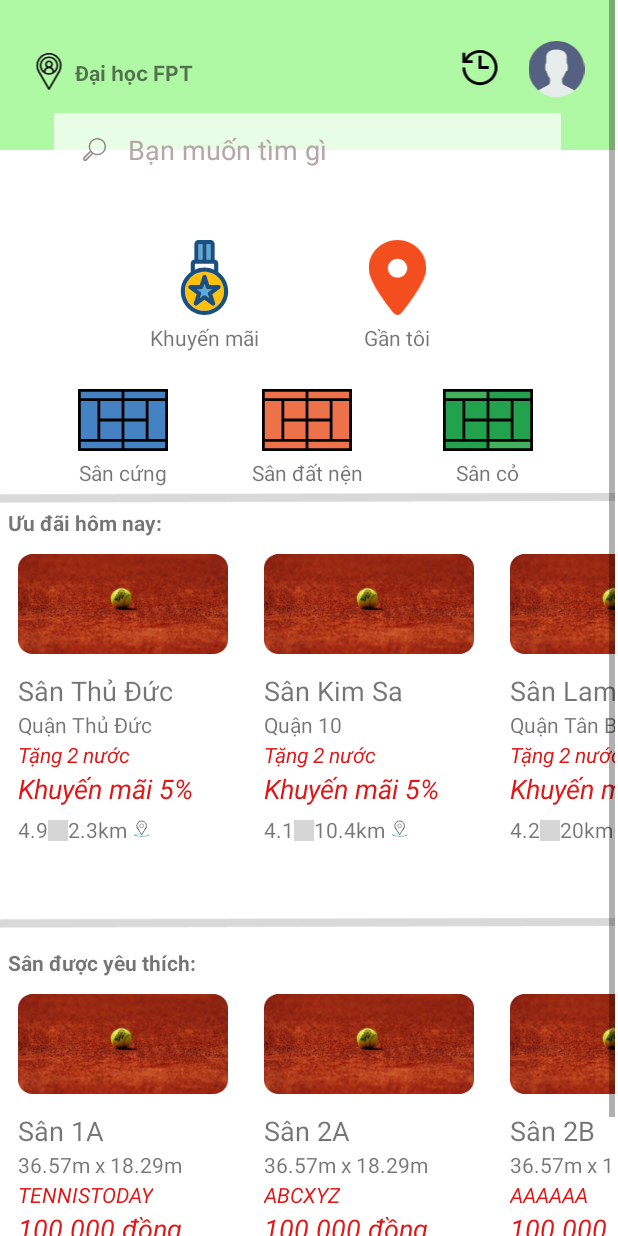
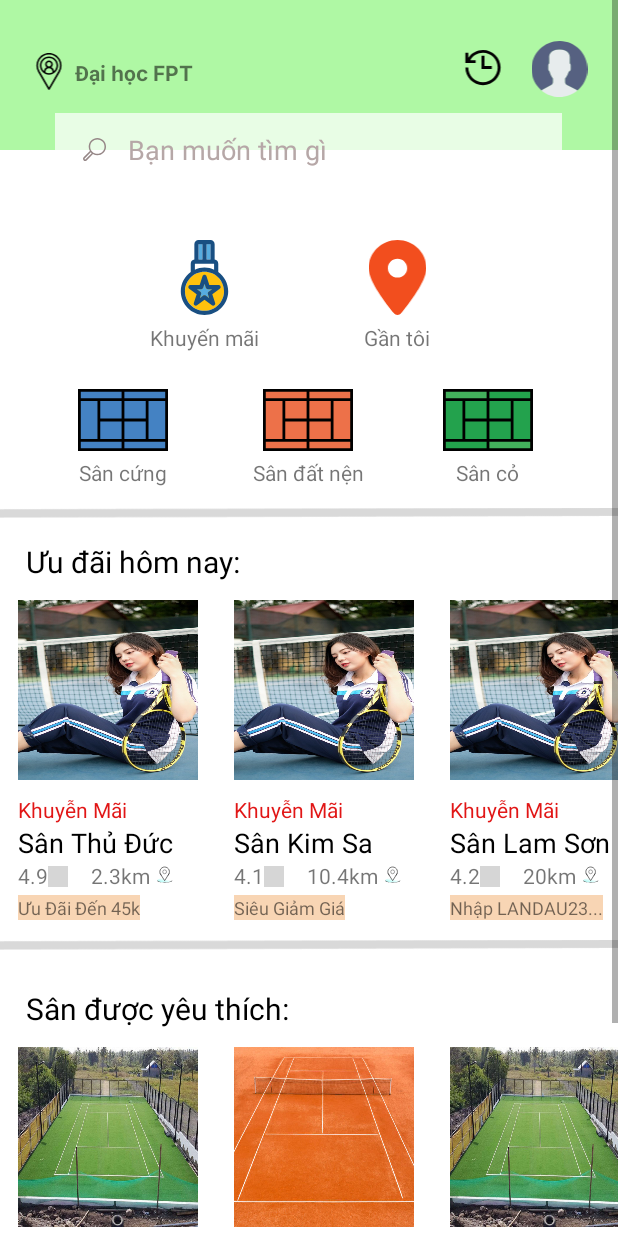
Before and after one commit to son-nct/tennis-booking-app, an Android app: the HomeActivity screen opened directly, with no data from a screen before it, on a phone screen of 412 x 824 dp. Run offline under Robolectric (Android 15) with nearby library versions, the phone set to English and light mode, and no system bars; Roboto replaces fonts that are not available here; grey boxes are pictures that could not be loaded.

Commit message:
[SonNCT] fix ui home page
fix lòi lz

```diff
--- /dev/null
+++ b/app/src/main/java/com/example/tennis_booking_app/Court.java
@@ -0,0 +1,65 @@
+package com.example.tennis_booking_app;
+
+import java.io.Serializable;
+
+public class Court implements Serializable {
+    private String name ,address ,width, height, price;
+    private int imgCourt;
+
+    public Court(String name, String address, String width, String height, String price, int imgCourt) {
+        this.name = name;
+        this.address = address;
+        this.width = width;
+        this.height = height;
+        this.price = price;
+        this.imgCourt = imgCourt;
+    }
+
+    public String getName() {
+        return name;
+    }
+
+    public void setName(String name) {
+        this.name = name;
+    }
+
+    public String getAddress() {
+        return address;
+    }
+
+    public void setAddress(String address) {
+        this.address = address;
+    }
+
+    public String getWidth() {
+        return width;
+    }
+
+    public void setWidth(String width) {
+        this.width = width;
+    }
+
+    public String getHeight() {
+        return height;
+    }
+
+    public void setHeight(String height) {
+        this.height = height;
+    }
+
+    public String getPrice() {
+        return price;
+    }
+
+    public void setPrice(String price) {
+        this.price = price;
+    }
+
+    public int getImgCourt() {
+        return imgCourt;
+    }
+
+    public void setImgCourt(int imgCourt) {
+        this.imgCourt = imgCourt;
+    }
+}
--- /dev/null
+++ b/app/src/main/java/com/example/tennis_booking_app/CourtFavouriteAdapter.java
@@ -0,0 +1,81 @@
+package com.example.tennis_booking_app;
+
+import android.content.Context;
+import android.content.Intent;
+import android.view.LayoutInflater;
+import android.view.View;
+import android.view.ViewGroup;
+import android.widget.ImageView;
+import android.widget.LinearLayout;
+import android.widget.RelativeLayout;
+import android.widget.TextView;
+
+import androidx.annotation.NonNull;
+import androidx.recyclerview.widget.RecyclerView;
+
+import java.io.Serializable;
+import java.util.ArrayList;
+import java.util.List;
+
+public class CourtFavouriteAdapter extends RecyclerView.Adapter<CourtFavouriteAdapter.MyViewHolder> {
+    private List<Court> arrCourtFav;
+    Context context;
+
+    public class MyViewHolder extends RecyclerView.ViewHolder {
+        ImageView imgCourt;
+        TextView txtCourtName, txtAddress, txtSize, txtPrice;
+        LinearLayout courtContainer;
+
+        public MyViewHolder(@NonNull View itemView) {
+            super(itemView);
+            imgCourt = itemView.findViewById(R.id.imgCourtFav);
+            txtCourtName = itemView.findViewById(R.id.txtCourtName);
+            txtAddress = itemView.findViewById(R.id.txtAddress);
+            txtSize = itemView.findViewById(R.id.txtSize);
+            txtPrice = itemView.findViewById(R.id.txtCourtPrice);
+            courtContainer = itemView.findViewById(R.id.courtContainer);
+        }
+    }
+
+    public CourtFavouriteAdapter(Context context, List<Court> arrCourtFav) {
+        this.arrCourtFav = arrCourtFav;
+        this.context = context;
+    }
+
+    @NonNull
+    @Override
+    public MyViewHolder onCreateViewHolder(@NonNull ViewGroup parent, int viewType) {
+        Context context = parent.getContext();
+        LayoutInflater layoutInflater = LayoutInflater.from(context);
+        View view = layoutInflater.inflate(R.layout.list_court_favourite, parent, false);
+        MyViewHolder myViewHolder = new MyViewHolder(view);
+        return myViewHolder;
+    }
+
+    @Override
+    public void onBindViewHolder(@NonNull MyViewHolder holder, int position) {
+        Court court_fav = arrCourtFav.get(position);
+        holder.imgCourt.setImageResource(court_fav.getImgCourt());
+        holder.txtCourtName.setText(court_fav.getName());
+        holder.txtAddress.setText(court_fav.getAddress());
+        holder.txtSize.setText(court_fav.getWidth()+ "m" + " x " + court_fav.getHeight()+ "m" );
+        holder.txtPrice.setText(court_fav.getPrice());
+
+
+//
+//        holder.rvSan.setOnClickListener(new View.OnClickListener() {
+//            @Override
+//            public void onClick(View v) {
+//                Intent intent=new Intent(context, YardDetail.class);
+//                intent.putExtra("sandetail", (Serializable) sanKM);
+//                context.startActivity(intent);
+//            }
+//        });
+    }
+
+    @Override
+    public int getItemCount() {
+        return arrCourtFav.size();
+    }
+
+}
--- a/app/src/main/java/com/example/tennis_booking_app/HomeActivity.java
+++ b/app/src/main/java/com/example/tennis_booking_app/HomeActivity.java
@@ -24,10 +24,12 @@ import java.util.List;
 public class HomeActivity extends AppCompatActivity {
     ImageView imgPromo;
     ImageView imgSearchBar, imgHard, imgClay, imgGrass, imgUser, imgHistory, imgNearMe;
-    List<SanKM> arrSanPromo, arrLovedCourt;
+    List<SanKM> arrSanPromo;
+    List<Court> arrCourtFav;
     Adapter sanAdapter;
     HorizontalAdapter horizontalAdapter, horizontalAdapterLoved;
-    RecyclerView viewPromo, viewLoved;
+    CourtFavouriteAdapter courtFavouriteAdapter;
+    RecyclerView viewPromo, viewFavCourt;
 
     @Override
     protected void onCreate(Bundle savedInstanceState) {
@@ -44,25 +46,27 @@ public class HomeActivity extends AppCompatActivity {
         imgNearMe = (ImageView) findViewById(R.id.imgLocation);
 
         viewPromo = (RecyclerView) findViewById(R.id.viewPromo);
-        viewLoved = (RecyclerView) findViewById(R.id.viewLovedCourt);
+        viewFavCourt = (RecyclerView) findViewById(R.id.viewFavCourt);
         arrSanPromo = new ArrayList<>();
-        arrLovedCourt = new ArrayList<>();
+        arrCourtFav = new ArrayList<>();
         horizontalAdapter = new HorizontalAdapter(this, arrSanPromo);
-        horizontalAdapterLoved = new HorizontalAdapter(this, arrLovedCourt);
+        courtFavouriteAdapter = new CourtFavouriteAdapter(this, arrCourtFav);
+
         LinearLayoutManager mLayoutManager = new LinearLayoutManager(getApplicationContext());
-        LinearLayoutManager mLayoutLoved = new LinearLayoutManager(getApplicationContext());
+        LinearLayoutManager mLayoutFavourite = new LinearLayoutManager(getApplicationContext());
         mLayoutManager.setOrientation(LinearLayoutManager.HORIZONTAL);
-        mLayoutLoved.setOrientation(LinearLayoutManager.HORIZONTAL);
+        mLayoutFavourite.setOrientation(LinearLayoutManager.HORIZONTAL);
+
         viewPromo.setLayoutManager(mLayoutManager);
         viewPromo.setItemAnimator(new DefaultItemAnimator());
         viewPromo.setAdapter(horizontalAdapter);
 
-        viewLoved.setLayoutManager(mLayoutLoved);
-        viewLoved.setItemAnimator(new DefaultItemAnimator());
-        viewLoved.setAdapter(horizontalAdapterLoved);
+        viewFavCourt.setLayoutManager(mLayoutFavourite);
+        viewFavCourt.setItemAnimator(new DefaultItemAnimator());
+        viewFavCourt.setAdapter(courtFavouriteAdapter);
 
         initData();
-        initDataLoved();
+        initCourtFavourite();
 
         if (Build.VERSION.SDK_INT >= Build.VERSION_CODES.LOLLIPOP) {
             getWindow().setStatusBarColor(Color.parseColor("#AFF8A3"));
@@ -137,27 +141,25 @@ public class HomeActivity extends AppCompatActivity {
         });
     }
 
-    private void AnhXa(){
+    private void AnhXa() {
     }
 
-    private void initData(){
-        arrSanPromo.add(new SanKM("Sân Thủ Đức", "Quận Thủ Đức", "Khuyến mãi 5%", "Tặng 2 nước",  R.drawable.san1a, "4.9", "2.3km"));
-        arrSanPromo.add(new SanKM("Sân Kim Sa", "Quận 10", "Khuyến mãi 5%","Tặng 2 nước", R.drawable.san1a, "4.1", "10.4km"));
-        arrSanPromo.add(new SanKM("Sân Lam Sơn", "Quận Tân Bình", "Khuyến mãi 5%", "Tặng 2 nước",R.drawable.san1a, "4.2", "20km"));
-        arrSanPromo.add(new SanKM("Sân Hoàng Sa", "Quận 5", "Khuyến mãi 5%","Tặng 2 nước", R.drawable.san1a, "4.9", "12km"));
-        arrSanPromo.add(new SanKM("Sân Trường Sa", "Quận 5","Khuyến mãi 5%", "Tặng 2 nước",R.drawable.san1a, "5", "12.8km"));
-        arrSanPromo.add(new SanKM("Sân Quận 7", "Quận 7","Khuyến mãi 5%","Tặng 2 nước", R.drawable.san1a, "5", "9.6km"));
+    private void initData() {
+        arrSanPromo.add(new SanKM("Sân Thủ Đức", "Ưu Đãi Đến 45k", "", "Khuyễn Mãi", R.drawable.store_img, "4.9", "2.3km"));
+        arrSanPromo.add(new SanKM("Sân Kim Sa", "Siêu Giảm Giá", "", "Khuyễn Mãi", R.drawable.store_img, "4.1", "10.4km"));
+        arrSanPromo.add(new SanKM("Sân Lam Sơn", "Nhập LANDAU23...", "", "Khuyễn Mãi", R.drawable.store_img, "4.2", "20km"));
+        arrSanPromo.add(new SanKM("Sân Hoàng Sa", "Quận 5", "", "Khuyễn Mãi", R.drawable.store_img, "4.9", "12km"));
+        arrSanPromo.add(new SanKM("Sân Trường Sa", "Quận 5", "", "Khuyễn Mãi", R.drawable.store_img, "5", "12.8km"));
+        arrSanPromo.add(new SanKM("Sân Quận 7", "Quận 7", "", "Khuyễn Mãi", R.drawable.store_img, "5", "9.6km"));
         horizontalAdapter.notifyDataSetChanged();
     }
 
-    private void initDataLoved(){
-        arrLovedCourt.add(new SanKM("Sân 1A", "36.57m x 18.29m", "100.000 đồng", "TENNISTODAY", R.drawable.san1a, "4.9","4.3km"));
-        arrLovedCourt.add(new SanKM("Sân 2A", "36.57m x 18.29m", "100.000 đồng", "ABCXYZ", R.drawable.san1a, "5", "4.3km"));
-        arrLovedCourt.add(new SanKM("Sân 2B", "36.57m x 18.29m", "100.000 đồng", "AAAAAA", R.drawable.san1a, "5", "4.3km"));
-        arrLovedCourt.add(new SanKM("Sân 3C", "36.57m x 18.29m", "100.000 đồng", "XXXXXXX", R.drawable.san1a, "5", "4.3km"));
-        arrLovedCourt.add(new SanKM("Sân 2C", "36.57m x 18.29m", "100.000 đồng", "ZZZZZ", R.drawable.san1a, "5", "4.3km"));
-        arrLovedCourt.add(new SanKM("Sân 4", "36.57m x 18.29m", "100.000 đồng", "DAASDASDAD", R.drawable.san1a, "5", "4.3km"));
-        horizontalAdapterLoved.notifyDataSetChanged();
+    private void initCourtFavourite() {
+        arrCourtFav.add(new Court("Sân Cỏ 1A Hoàng Minh", "Hoàng Minh Tennis", "40", "20", "150.000 ~ 200.000đ", R.drawable.tennis_grass));
+        arrCourtFav.add(new Court("Sân Đất Nện Thủ Đức", "Thủ Đức Tennis", "36.57", "18.29", "200.000 ~ 350.000đ", R.drawable.tennis_clay));
+        arrCourtFav.add(new Court("Sân Cỏ Hoàng Diệu", "Đại Học Ngân Hàng Tennis", "34.75", "17.07", "80.000 ~ 180.000đ", R.drawable.tennis_grass));
+        arrCourtFav.add(new Court("Sân Cỏ Chuẩn Thi Đấu", "FPT Tennis", "36.57", "18.29", "150.000 ~ 300.000đ", R.drawable.tennis_clay));
+        courtFavouriteAdapter.notifyDataSetChanged();
     }
 
 
--- a/app/src/main/java/com/example/tennis_booking_app/HorizontalAdapter.java
+++ b/app/src/main/java/com/example/tennis_booking_app/HorizontalAdapter.java
@@ -24,7 +24,7 @@ public class HorizontalAdapter extends RecyclerView.Adapter<HorizontalAdapter.My
     public class MyViewHolder extends RecyclerView.ViewHolder {
         ImageView imgHinh;
         TextView txtTenSanPromo, txtDienTichPromo, txtPromoCode, txtGiaPromo, txtRating, txtKhoangCach;
-        RelativeLayout rvSan;
+        LinearLayout rvSan;
         LinearLayout loRatingDistance;
 
         public MyViewHolder(@NonNull View itemView) {
--- a/app/src/main/res/layout/activity_home.xml
+++ b/app/src/main/res/layout/activity_home.xml
@@ -2,7 +2,7 @@
 <RelativeLayout xmlns:android="http://schemas.android.com/apk/res/android"
     xmlns:app="http://schemas.android.com/apk/res-auto"
     xmlns:tools="http://schemas.android.com/tools"
-    android:layout_width="410dp"
+    android:layout_width="match_parent"
     android:layout_height="match_parent"
     tools:context=".HomeActivity">
 
@@ -112,9 +112,9 @@
 
                     <RelativeLayout
                         android:layout_width="wrap_content"
+                        android:layout_height="wrap_content"
                         android:layout_marginLeft="100dp"
-                        android:layout_marginTop="10dp"
-                        android:layout_height="wrap_content">
+                        android:layout_marginTop="10dp">
 
                         <ImageView
                             android:id="@+id/imgPromo"
@@ -133,15 +133,15 @@
 
                     <RelativeLayout
                         android:layout_width="wrap_content"
+                        android:layout_height="wrap_content"
                         android:layout_marginLeft="240dp"
-                        android:layout_marginTop="10dp"
-                        android:layout_height="wrap_content">
+                        android:layout_marginTop="10dp">
 
                         <ImageView
                             android:id="@+id/imgLocation"
                             android:layout_width="50dp"
+                            android:layout_height="50dp"
                             android:layout_centerHorizontal="true"
-                            android:layout_height="50dp"
                             app:srcCompat="@drawable/ic_location_red" />
 
                         <TextView
@@ -229,39 +229,43 @@
             <ImageView
                 android:layout_width="wrap_content"
                 android:layout_height="wrap_content"
+                android:layout_marginTop="10dp"
                 app:srcCompat="@drawable/line" />
+
 
             <LinearLayout
                 android:id="@+id/linearView"
                 android:layout_width="match_parent"
-                android:layout_height="280dp"
+                android:layout_height="wrap_content"
                 android:orientation="vertical">
 
                 <TextView
                     android:layout_width="wrap_content"
                     android:layout_height="wrap_content"
                     android:layout_marginLeft="5dp"
+                    android:padding="12dp"
                     android:text="Ưu đãi hôm nay:"
-                    android:textSize="14dp"
-                    android:textStyle="bold" />
+                    android:textColor="@color/black"
+                    android:textSize="20dp"
+                    android:textStyle="normal" />
 
                 <androidx.recyclerview.widget.RecyclerView
                     android:id="@+id/viewPromo"
                     android:layout_width="match_parent"
-                    android:layout_height="230dp" />
+                    android:layout_height="wrap_content" />
 
             </LinearLayout>
 
             <ImageView
-                android:layout_marginTop="-10dp"
                 android:layout_width="wrap_content"
                 android:layout_height="wrap_content"
+                android:layout_marginTop="10dp"
                 app:srcCompat="@drawable/line" />
 
             <LinearLayout
                 android:id="@+id/linear1"
                 android:layout_width="match_parent"
-                android:layout_height="280dp"
+                android:layout_height="wrap_content"
                 android:layout_marginTop="10dp"
                 android:orientation="vertical">
 
@@ -269,14 +273,17 @@
                     android:layout_width="wrap_content"
                     android:layout_height="wrap_content"
                     android:layout_marginLeft="5dp"
+                    android:padding="12dp"
                     android:text="Sân được yêu thích:"
-                    android:textSize="14dp"
-                    android:textStyle="bold" />
+                    android:textColor="@color/black"
+                    android:textSize="20dp"
+                    android:textStyle="normal" />
 
                 <androidx.recyclerview.widget.RecyclerView
-                    android:id="@+id/viewLovedCourt"
+                    android:id="@+id/viewFavCourt"
                     android:layout_width="match_parent"
-                    android:layout_height="280dp" />
+                    android:layout_height="280dp"
+                    android:layout_marginBottom="18dp" />
 
             </LinearLayout>
         </LinearLayout>
--- /dev/null
+++ b/app/src/main/res/layout/list_court_favourite.xml
@@ -0,0 +1,78 @@
+<?xml version="1.0" encoding="utf-8"?>
+<LinearLayout xmlns:android="http://schemas.android.com/apk/res/android"
+    xmlns:app="http://schemas.android.com/apk/res-auto"
+    android:id="@+id/courtContainer"
+    android:layout_width="wrap_content"
+    android:layout_height="wrap_content"
+    android:fitsSystemWindows="true"
+    android:orientation="vertical"
+    android:paddingLeft="12dp"
+    android:paddingRight="12dp">
+
+
+    <!--    <ImageView-->
+    <!--        android:id="@+id/imgHinhPromo"-->
+    <!--        android:layout_width="140dp"-->
+    <!--        app:srcCompat="@drawable/san1a"-->
+    <!--        android:layout_marginTop="-25dp"-->
+    <!--        android:layout_height="140dp" />-->
+
+    <LinearLayout
+        android:layout_width="wrap_content"
+        android:layout_height="wrap_content"
+        android:layout_marginBottom="10dp">
+
+        <ImageView
+            android:id="@+id/imgCourtFav"
+            android:layout_width="120dp"
+            android:layout_height="120dp"
+            android:scaleType="fitXY"
+            android:src="@drawable/store_img" />
+    </LinearLayout>
+
+
+    <LinearLayout
+        android:layout_width="match_parent"
+        android:layout_height="100dp"
+        android:orientation="vertical">
+
+
+        <TextView
+            android:id="@+id/txtCourtName"
+            android:layout_width="wrap_content"
+            android:layout_height="wrap_content"
+            android:text="Tên sân nè"
+            android:textColor="@color/black"
+            android:textSize="18dp" />
+
+        <TextView
+            android:id="@+id/txtAddress"
+            android:layout_width="wrap_content"
+            android:layout_height="wrap_content"
+            android:ellipsize="end"
+            android:maxLines="1"
+            android:text="Địa chỉ" />
+
+        <TextView
+            android:id="@+id/txtSize"
+            android:layout_width="wrap_content"
+            android:layout_height="wrap_content"
+            android:layout_marginTop="2dp"
+            android:text="Diện tích"
+            android:textSize="10dp" />
+
+        <TextView
+            android:id="@+id/txtCourtPrice"
+            android:layout_marginTop="1dp"
+            android:layout_width="wrap_content"
+            android:layout_height="wrap_content"
+            android:text="giá tiền"
+            android:textColor="@color/black"
+            android:textSize="13dp"
+            android:textStyle="bold" />
+
+
+    </LinearLayout>
+
+
+</LinearLayout>
--- a/app/src/main/res/layout/list_court_horizontal.xml
+++ b/app/src/main/res/layout/list_court_horizontal.xml
@@ -1,63 +1,70 @@
 <?xml version="1.0" encoding="utf-8"?>
-<RelativeLayout xmlns:android="http://schemas.android.com/apk/res/android"
+<LinearLayout xmlns:android="http://schemas.android.com/apk/res/android"
     xmlns:app="http://schemas.android.com/apk/res-auto"
     android:id="@+id/rvSan"
     android:layout_width="wrap_content"
-    android:layout_height="240dp"
+    android:layout_height="wrap_content"
+    android:fitsSystemWindows="true"
+    android:orientation="vertical"
     android:paddingLeft="12dp"
     android:paddingRight="12dp">
 
 
+    <!--    <ImageView-->
+    <!--        android:id="@+id/imgHinhPromo"-->
+    <!--        android:layout_width="140dp"-->
+    <!--        app:srcCompat="@drawable/san1a"-->
+    <!--        android:layout_marginTop="-25dp"-->
+    <!--        android:layout_height="140dp" />-->
+
+    <LinearLayout
+        android:layout_width="wrap_content"
+        android:layout_height="wrap_content"
+        android:layout_marginBottom="10dp">
+
         <ImageView
             android:id="@+id/imgHinhPromo"
-        android:layout_width="140dp"
-        app:srcCompat="@drawable/san1a"
-        android:layout_marginTop="-25dp"
-        android:layout_height="140dp" />
+            android:layout_width="120dp"
+            android:layout_height="120dp"
+            android:scaleType="fitXY"
+            android:src="@drawable/store_img" />
+    </LinearLayout>
+
+
+    <LinearLayout
+        android:layout_width="match_parent"
+        android:layout_height="wrap_content"
+        android:orientation="vertical">
+
+        <TextView
+            android:id="@+id/txtCodePromo"
+            android:layout_width="wrap_content"
+            android:layout_height="wrap_content"
+            android:text="Khuyễn Mãi"
+            android:textColor="@color/red"
+            android:textSize="14dp" />
 
         <TextView
             android:id="@+id/txtTenSanPromo"
             android:layout_width="wrap_content"
             android:layout_height="wrap_content"
-        android:layout_marginTop="90dp"
             android:text="Tên sân nè"
+            android:textColor="@color/black"
             android:textSize="18dp" />
-
-    <TextView
-        android:id="@+id/txtDienTichPromo"
-        android:layout_width="wrap_content"
-        android:layout_height="wrap_content"
-        android:layout_marginTop="115dp"
-        android:text="Diện tích"
-        android:textSize="14dp" />
-
-    <TextView
-        android:id="@+id/txtCodePromo"
-        android:layout_width="wrap_content"
-        android:layout_height="wrap_content"
-        android:layout_marginTop="135dp"
-        android:text="Discount code"
-        android:textColor="@color/red"
-        android:textSize="14dp"
-        android:textStyle="italic" />
-
-    <TextView
-        android:id="@+id/txtGiaPromo"
-        android:layout_width="wrap_content"
-        android:layout_height="wrap_content"
-        android:layout_marginTop="155dp"
-        android:textStyle="italic"
-        android:textColor="@color/red"
-        android:text="giá tiền"
-        android:textSize="18dp" />
-
 
         <LinearLayout
             android:id="@+id/loRatingDistance"
             android:layout_width="wrap_content"
             android:layout_height="wrap_content"
-        android:layout_marginTop="185dp"
             android:orientation="horizontal">
+
+            <LinearLayout
+                android:layout_width="wrap_content"
+                android:layout_height="wrap_content"
+                android:layout_marginRight="15dp"
+                android:orientation="horizontal"
+                android:layout_marginBottom="1dp"
+                >
 
                 <TextView
                     android:id="@+id/txtRating"
@@ -70,11 +77,17 @@
                     android:layout_height="14dp"
                     android:layout_marginTop="3dp"
                     app:srcCompat="@drawable/ic_star_svgrepo_com" />
+            </LinearLayout>
+
+            <LinearLayout
+                android:layout_width="wrap_content"
+                android:layout_height="wrap_content"
+                android:orientation="horizontal">
 
                 <TextView
+                    android:id="@+id/txtKhoangCach"
                     android:layout_width="wrap_content"
                     android:layout_height="wrap_content"
-            android:id="@+id/txtKhoangCach"
                     android:text="distance" />
 
                 <ImageView
@@ -84,4 +97,30 @@
             </LinearLayout>
 
 
-</RelativeLayout>
+        </LinearLayout>
+
+        <TextView
+            android:id="@+id/txtDienTichPromo"
+            android:layout_width="wrap_content"
+            android:layout_height="wrap_content"
+            android:text="Diện tích"
+            android:background="#F8D5B4"
+            android:textSize="12dp"
+            android:layout_marginTop="2dp"
+            />
+
+
+        <TextView
+            android:id="@+id/txtGiaPromo"
+            android:layout_width="wrap_content"
+            android:layout_height="wrap_content"
+            android:text="giá tiền"
+            android:textColor="@color/red"
+            android:textSize="18dp"
+            android:textStyle="italic" />
+
+
+    </LinearLayout>
+
+
+</LinearLayout>
```
Also changed, not shown: app/src/main/res/drawable/store_img.jpg (added), app/src/main/res/drawable/tennis_clay.jpg (added), app/src/main/res/drawable/tennis_grass.jpg (added). Lines whose indentation alone changed are shown as unchanged.
